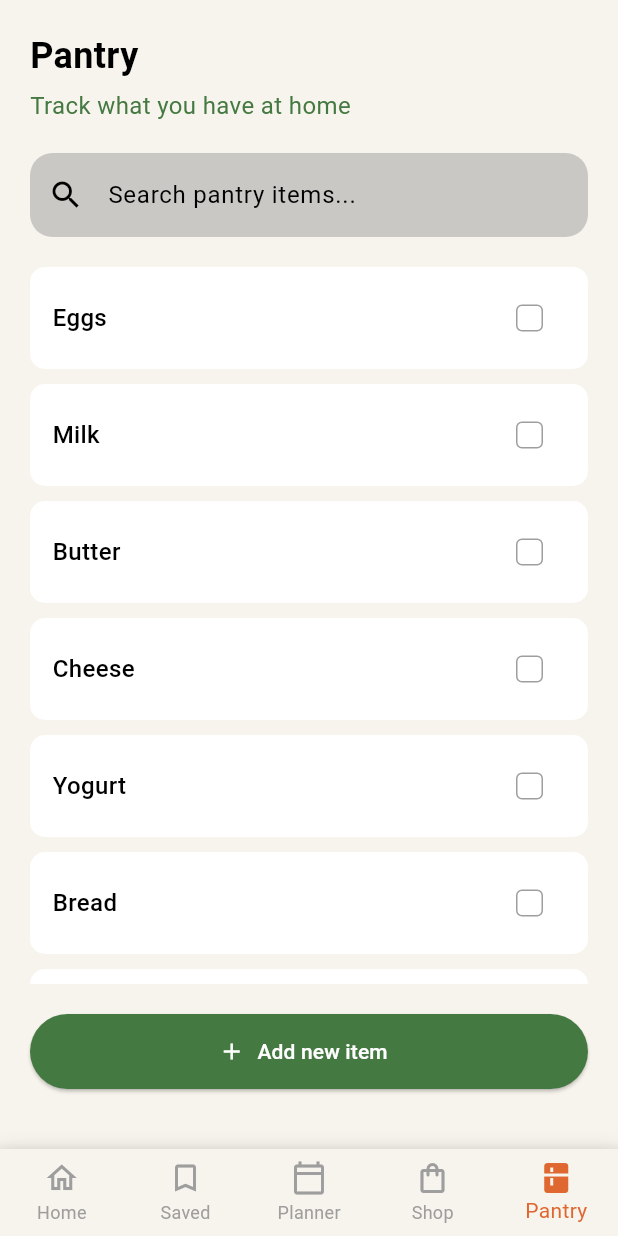
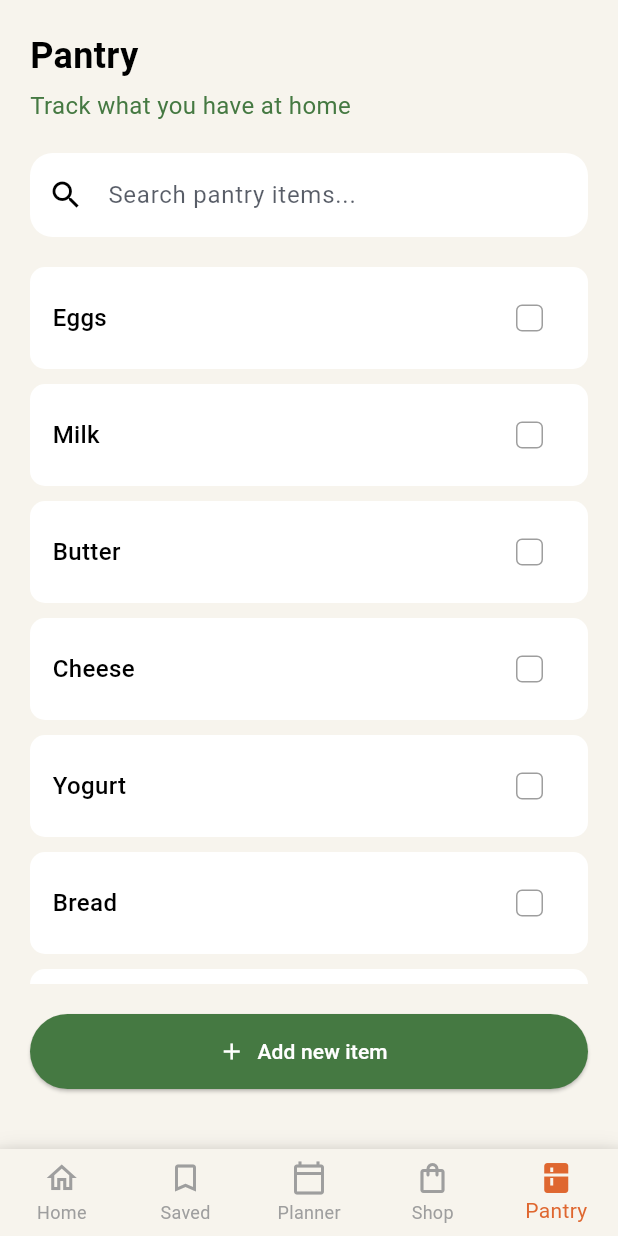
Before and after one commit to KennyTangg/Homii, a Flutter app: the HomeScreen screen opened directly, item 5 of the bottom bar chosen, on a phone screen of 412 x 824 dp. Run offline on Flutter 3.47's test engine with Material 3 defaults, Android fonts, the phone set to English and light mode, and no system bars; our stand-ins replace device_preview.

Commit message:
Fix color

```diff
--- a/lib/screens/home/home_screen.dart
+++ b/lib/screens/home/home_screen.dart
@@ -134,13 +134,14 @@ class _HomeScreenState extends State<HomeScreen> {
             TextField(
               decoration: InputDecoration(
                 hintText: 'Search for recipes, meals, or groceries...',
+                hintStyle: TextStyle(color: colorScheme.outline.withOpacity(0.7)),
                 prefixIcon: const Icon(Icons.search),
                 border: OutlineInputBorder(
                   borderRadius: BorderRadius.circular(15),
                   borderSide: BorderSide.none,
                 ),
                 filled: true,
-                fillColor: colorScheme.outline.withOpacity(0.2),
+                fillColor: colorScheme.onPrimary,
               ),
             ),
             const SizedBox(height: 30),
--- a/lib/screens/home/pantry_screen.dart
+++ b/lib/screens/home/pantry_screen.dart
@@ -55,13 +55,14 @@ class _PantryScreenState extends State<PantryScreen> {
               TextField(
                 decoration: InputDecoration(
                   hintText: 'Search pantry items...',
+                  hintStyle: TextStyle(color: colorScheme.outline.withOpacity(0.7)),
                   prefixIcon: const Icon(Icons.search),
                   border: OutlineInputBorder(
                     borderRadius: BorderRadius.circular(15),
                     borderSide: BorderSide.none,
                   ),
                   filled: true,
-                  fillColor: colorScheme.outline.withOpacity(0.2),
+                  fillColor: colorScheme.onPrimary,
                 ),
               ),
               const SizedBox(height: 20),
--- a/lib/screens/home/shop_screen.dart
+++ b/lib/screens/home/shop_screen.dart
@@ -80,6 +80,7 @@ class ShopScreen extends StatelessWidget {
                 child: TextField(
                   decoration: InputDecoration(
                     hintText: 'Search ingredient eg. milk',
+                    hintStyle: TextStyle(color: colorScheme.outline.withOpacity(0.7)),
                     prefixIcon: const Icon(Icons.search),
                     border: InputBorder.none,
                     contentPadding: const EdgeInsets.symmetric(vertical: 15),
```
